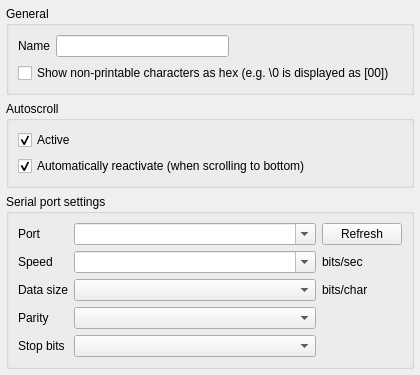
Old version of the form src/multiserialviewer/ui_files/serialViewerSettingsWidget.ui in the repository shaag7967/multiserialviewer.
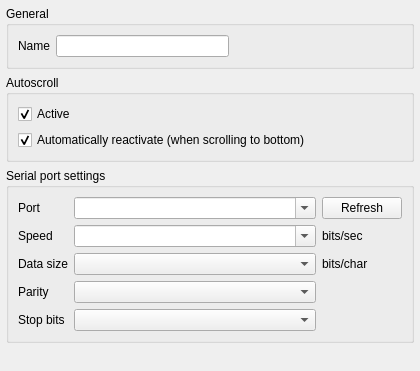
New version of the form.

Patch:
```diff
--- a/src/multiserialviewer/ui_files/serialViewerSettingsWidget.ui
+++ b/src/multiserialviewer/ui_files/serialViewerSettingsWidget.ui
@@ -71,13 +71,6 @@
         </item>
        </layout>
       </item>
-      <item>
-       <widget class="QCheckBox" name="cb_showNonPrintableAsHex">
-        <property name="text">
-         <string>Show non-printable characters as hex (e.g. \0 is displayed as [00])</string>
-        </property>
-       </widget>
-      </item>
      </layout>
     </widget>
    </item>
```
